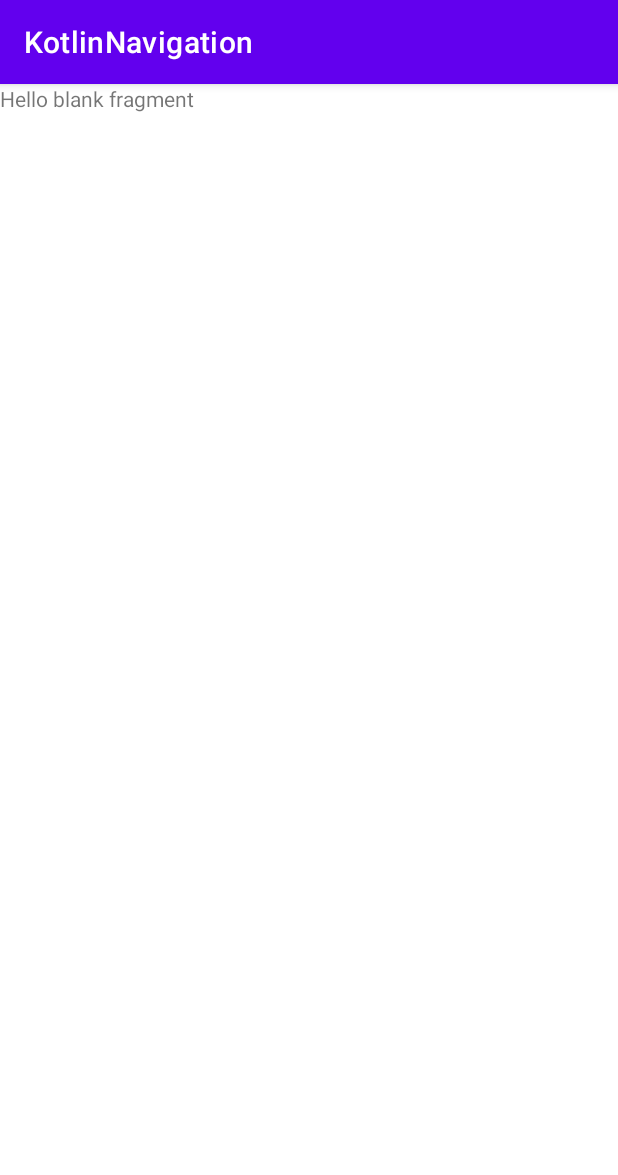
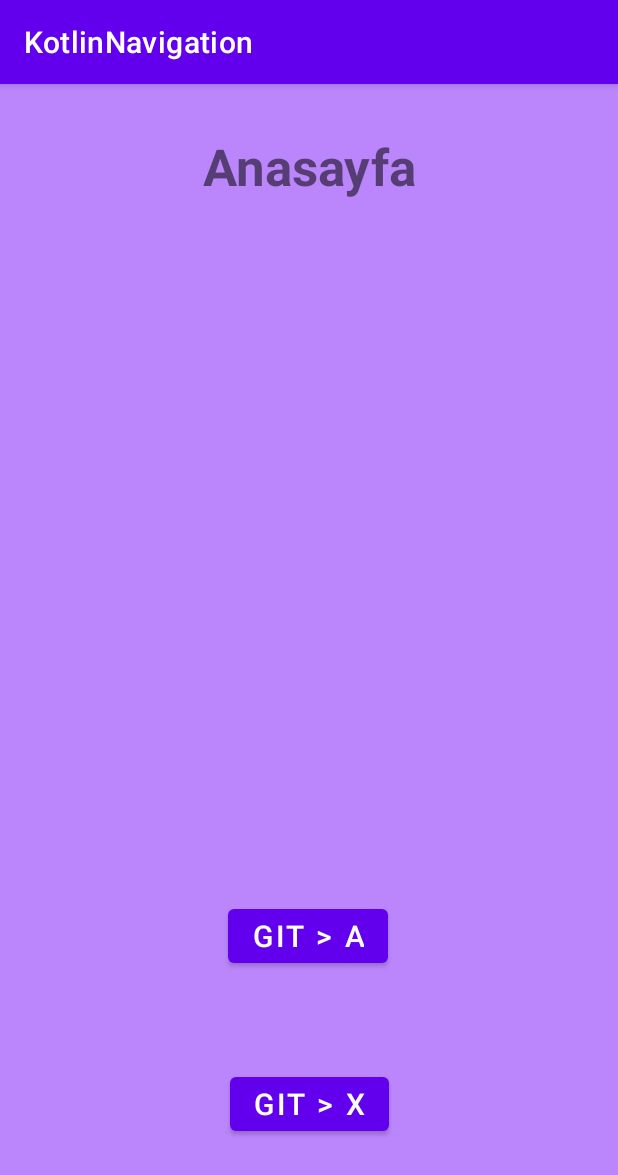
Before and after one commit to SerapErcel/KotlinNavigation, an Android app: the fragment AnasayfaFragment shown on its own in the app's theme, on a phone screen of 412 x 824 dp. Shown: the top 1175 px of the screen. Run offline under Robolectric (Android 15) with nearby library versions, the phone set to English and light mode, and no system bars.

Commit message:
Add fragments Design

```diff
--- a/app/src/main/res/layout/fragment_anasayfa.xml
+++ b/app/src/main/res/layout/fragment_anasayfa.xml
@@ -1,14 +1,46 @@
 <?xml version="1.0" encoding="utf-8"?>
-<FrameLayout xmlns:android="http://schemas.android.com/apk/res/android"
+<androidx.constraintlayout.widget.ConstraintLayout xmlns:android="http://schemas.android.com/apk/res/android"
+    xmlns:app="http://schemas.android.com/apk/res-auto"
     xmlns:tools="http://schemas.android.com/tools"
     android:layout_width="match_parent"
     android:layout_height="match_parent"
+    android:background="@color/purple_200"
     tools:context=".AnasayfaFragment">
 
-    <!-- TODO: Update blank fragment layout -->
     <TextView
-        android:layout_width="match_parent"
-        android:layout_height="match_parent"
-        android:text="@string/hello_blank_fragment" />
+        android:id="@+id/textView2"
+        android:layout_width="wrap_content"
+        android:layout_height="wrap_content"
+        android:layout_marginTop="32dp"
+        android:text="@string/anasayfa"
+        android:textSize="34sp"
+        android:textStyle="bold"
+        app:layout_constraintEnd_toEndOf="parent"
+        app:layout_constraintHorizontal_bias="0.5"
+        app:layout_constraintStart_toStartOf="parent"
+        app:layout_constraintTop_toTopOf="parent" />
 
-</FrameLayout>
+    <Button
+        android:id="@+id/buttonGitX"
+        android:layout_width="wrap_content"
+        android:layout_height="wrap_content"
+        android:layout_marginBottom="64dp"
+        android:text="@string/git_x"
+        android:textSize="20sp"
+        app:layout_constraintBottom_toBottomOf="parent"
+        app:layout_constraintEnd_toEndOf="parent"
+        app:layout_constraintHorizontal_bias="0.5"
+        app:layout_constraintStart_toStartOf="parent" />
+
+    <Button
+        android:id="@+id/buttonGitA"
+        android:layout_width="wrap_content"
+        android:layout_height="wrap_content"
+        android:layout_marginBottom="64dp"
+        android:text="@string/git_a"
+        android:textSize="20sp"
+        app:layout_constraintBottom_toTopOf="@+id/buttonGitX"
+        app:layout_constraintEnd_toEndOf="parent"
+        app:layout_constraintHorizontal_bias="0.498"
+        app:layout_constraintStart_toStartOf="parent" />
+</androidx.constraintlayout.widget.ConstraintLayout>
--- a/app/src/main/res/values/strings.xml
+++ b/app/src/main/res/values/strings.xml
@@ -2,4 +2,13 @@
     <string name="app_name">KotlinNavigation</string>
     <!-- TODO: Remove or change this placeholder text -->
     <string name="hello_blank_fragment">Hello blank fragment</string>
+    <string name="anasayfa">Anasayfa</string>
+    <string name="git_x"><![CDATA[Git > X]]></string>
+    <string name="git_a"><![CDATA[Git > A]]></string>
+    <string name="sayfa_a">Sayfa A</string>
+    <string name="git_b"><![CDATA[Git > B]]></string>
+    <string name="sayfa_b">Sayfa B</string>
+    <string name="git_y"><![CDATA[Git > Y]]></string>
+    <string name="sayfa_x">Sayfa X</string>
+    <string name="sayfa_y">Sayfa Y</string>
 </resources>
```
Also changed, not shown: app/src/main/res/layout/fragment_sayfa_a.xml (+26 -7 lines), app/src/main/res/layout/fragment_sayfa_b.xml (+26 -7 lines), app/src/main/res/layout/fragment_sayfa_x.xml (+26 -7 lines), app/src/main/res/layout/fragment_sayfa_y.xml (+15 -7 lines).
